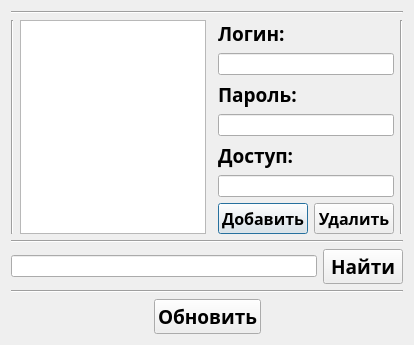
Qt form QtGuiApplication1/Adminwin.ui (zmilens/Zagashtokova_181-351_2) before a commit.
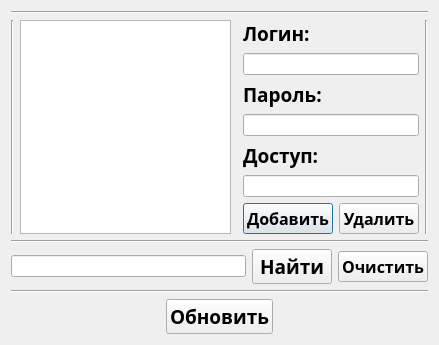
The same form after that commit.

Diff of the .ui file:
```diff
--- a/QtGuiApplication1/Adminwin.ui
+++ b/QtGuiApplication1/Adminwin.ui
@@ -6,8 +6,8 @@
    <rect>
     <x>0</x>
     <y>0</y>
-    <width>414</width>
-    <height>316</height>
+    <width>439</width>
+    <height>325</height>
    </rect>
   </property>
   <property name="windowTitle">
@@ -210,6 +210,21 @@
          </property>
         </widget>
        </item>
+       <item>
+        <widget class="QPushButton" name="pushButton_2">
+         <property name="font">
+          <font>
+           <family>Sitka Banner</family>
+           <pointsize>12</pointsize>
+           <weight>75</weight>
+           <bold>true</bold>
+          </font>
+         </property>
+         <property name="text">
+          <string>Очистить</string>
+         </property>
+        </widget>
+       </item>
       </layout>
      </item>
      <item>
```
Left out of the diff: 19 changed lines with no effect on the pictures.
